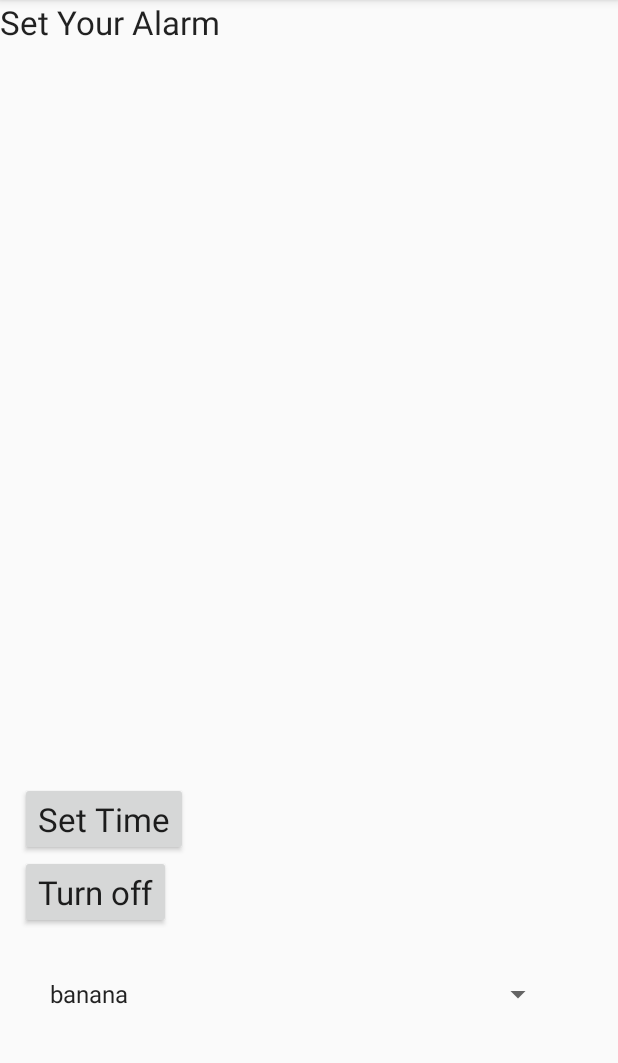
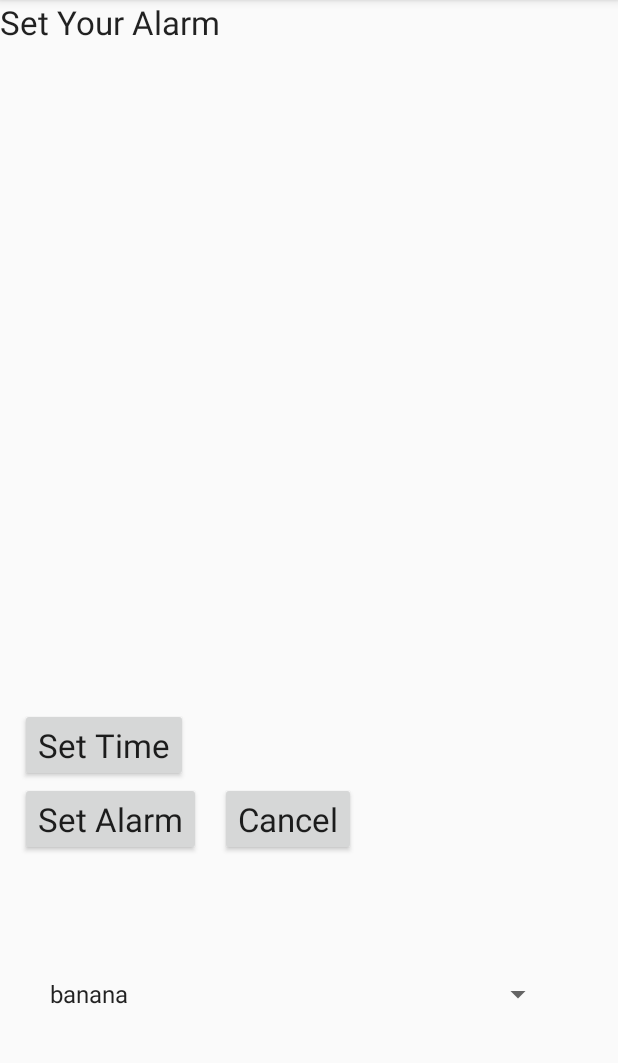
Before and after one commit to ricecakemonster/moivo, an Android app: the screen it shows after launch (MainActivity), on a phone screen of 412 x 824 dp, the part 84-1147 px from its top. Run offline under Robolectric (Android 15) with nearby library versions, the phone set to English and light mode, and no system bars.

Commit message:
set alarm time, set alarm, cancel alarm working.

```diff
--- a/app/src/main/AndroidManifest.xml
+++ b/app/src/main/AndroidManifest.xml
@@ -27,6 +27,10 @@
             android:enabled="true">
         </service>
 
+        <activity android:name=".PopUp"
+            android:theme="@style/AppTheme.CustomTheme">
+        </activity>
+
     </application>
 
 </manifest>
--- a/app/src/main/java/com/example/hyunji/moivo/MainActivity.java
+++ b/app/src/main/java/com/example/hyunji/moivo/MainActivity.java
@@ -6,23 +6,18 @@ import android.app.TimePickerDialog;
 import android.content.Context;
 import android.content.Intent;
 
-import java.util.Arrays;
 import java.util.Calendar;
-import android.os.Build;
+
 import android.support.v7.app.AppCompatActivity;
 import android.os.Bundle;
 import android.util.Log;
 import android.view.View;
 import android.widget.AdapterView;
 import android.widget.AdapterView.OnItemSelectedListener;
-import android.widget.ArrayAdapter;
 import android.widget.Button;
 import android.widget.Spinner;
 import android.widget.TextView;
 import android.widget.TimePicker;
-import android.widget.Toast;
-
-import static android.R.attr.id;
 
 public class MainActivity extends AppCompatActivity {
 
@@ -33,6 +28,9 @@ public class MainActivity extends AppCompatActivity {
     private PendingIntent pendingIntent;
     private Spinner spinner;
     int selectedAlarmSound;
+    int hour;
+    int minute;
+    Calendar myCal;
 
 
     MainActivity inst;
@@ -45,15 +43,10 @@ public class MainActivity extends AppCompatActivity {
         setContentView(R.layout.activity_main);
 
         this.context = this;
-        alarmManager = (AlarmManager) getSystemService(ALARM_SERVICE);
+
         updateText = (TextView) findViewById(R.id.updateText);
 
-        final Calendar myCal = Calendar.getInstance();
-
-        final Intent myIntent = new Intent(MainActivity.this, AlarmReceiver.class);
-
         spinner = (Spinner) findViewById(R.id.spinner);
-
 
         spinner.setOnItemSelectedListener(new OnItemSelectedListener(){
 
@@ -70,18 +63,15 @@ public class MainActivity extends AppCompatActivity {
 
         });
 
+        alarmManager = (AlarmManager) getSystemService(ALARM_SERVICE);
 
-        Button alarmOn = (Button) findViewById(R.id.alarmOn);
+        myCal = Calendar.getInstance();
 
+        Button setTime = (Button) findViewById(R.id.setTime);
 
-
-        alarmOn.setOnClickListener(new View.OnClickListener(){
-
+        setTime.setOnClickListener(new View.OnClickListener() {
             @Override
             public void onClick(View view) {
-
-                int hour = myCal.get(Calendar.HOUR_OF_DAY);
-                int minute = myCal.get(Calendar.MINUTE);
 
 
                 TimePickerDialog.OnTimeSetListener myTimeListener = new TimePickerDialog.OnTimeSetListener(){
@@ -91,32 +81,29 @@ public class MainActivity extends AppCompatActivity {
                             myCal.set(Calendar.HOUR_OF_DAY, hourOfDay);
                             myCal.set(Calendar.MINUTE, minute);
                         }
+                        showTime("Time Selected: ");
+
                     }
                 };
 
                 TimePickerDialog timePickerDialog = new TimePickerDialog(context, 1, myTimeListener, hour, minute, false);
-                timePickerDialog.setTitle("Choose hour:");
+                timePickerDialog.setTitle("Choose Time:");
                 timePickerDialog.show();
 
+            }
+        });
 
 
-                String hourString = String.valueOf(hour);
-                String minuteString = String.valueOf(minute);
+        final Intent myIntent = new Intent(MainActivity.this, AlarmReceiver.class);
 
-                String amPm = "AM";
-                // convert 24 hour time to 12 hour time
-                if (hour > 12) {
-                    hourString = String.valueOf(hour - 12);
-                    amPm = "PM";
-                }
+        Button alarmOn = (Button) findViewById(R.id.alarmOn);
 
-                if (minute < 10) {
-                    minuteString = "0" + String.valueOf(minute);
-                }
+        alarmOn.setOnClickListener(new View.OnClickListener(){
 
+            @Override
+            public void onClick(View view) {
 
-
-                setAlarmText("Alarm set to" + hourString + ":" + minuteString + amPm);
+                showTime("Alarm set for ");
 
                 myIntent.putExtra("onOff", "alarm on");
 
@@ -128,36 +115,47 @@ public class MainActivity extends AppCompatActivity {
                 pendingIntent = PendingIntent.getBroadcast(MainActivity.this, 0,
                         myIntent, PendingIntent.FLAG_UPDATE_CURRENT);
 
+
                 alarmManager.set(AlarmManager.RTC_WAKEUP, myCal.getTimeInMillis(), pendingIntent);
-
-
 
             }
         });
 
-        Button alarmOff = (Button) findViewById(R.id.alarmOff);
+        Button cancelAlarm = (Button) findViewById(R.id.cancelAlarm);
 
-        alarmOff.setOnClickListener(new View.OnClickListener(){
-
+        cancelAlarm.setOnClickListener(new View.OnClickListener() {
             @Override
             public void onClick(View view) {
-                setAlarmText("Alarm off!");
                 alarmManager.cancel(pendingIntent);
-
-                myIntent.putExtra("onOff", "alarm off");
-
-                myIntent.putExtra("soundChoice", selectedAlarmSound);
-
-                sendBroadcast(myIntent);
+                showTime("Alarm Canceled for ");
             }
         });
-
-
     }
 
     private void setAlarmText(String s) {
         updateText.setText((s));
     }
 
+    private void showTime(String s){
 
+        hour = myCal.get(Calendar.HOUR_OF_DAY);
+        minute = myCal.get(Calendar.MINUTE);
+
+        String hourString = String.valueOf(hour);
+        String minuteString = String.valueOf(minute);
+
+        String amPm = "AM";
+        // convert 24 hour time to 12 hour time
+        if (hour > 12) {
+            hourString = String.valueOf(hour - 12);
+            amPm = "PM";
+        }
+
+        if (minute < 10) {
+            minuteString = "0" + String.valueOf(minute);
+        }
+
+        setAlarmText(s + hourString + ":" + minuteString + amPm);
+
+    }
 }
--- a/app/src/main/res/layout/activity_main.xml
+++ b/app/src/main/res/layout/activity_main.xml
@@ -18,24 +18,36 @@
         android:layout_marginLeft="13dp"
         android:layout_marginStart="13dp"
         android:onClick=""
-        android:text="Set Time"
+        android:text="Set Alarm"
         android:textAppearance="?android:attr/textAppearanceLarge"
         app:layout_constraintHorizontal_bias="0.0"
         app:layout_constraintLeft_toLeftOf="parent"
-        app:layout_constraintRight_toLeftOf="@+id/alarmOff" />
+        app:layout_constraintRight_toLeftOf="@+id/setTime" />
 
     <Button
-        android:id="@+id/alarmOff"
+        android:id="@+id/setTime"
         android:layout_width="wrap_content"
         android:layout_height="wrap_content"
-        android:text="Turn off"
+        android:text="Set Time"
         android:textAppearance="?android:attr/textAppearanceLarge"
+        app:layout_constraintTop_toBottomOf="@+id/alarmOn"
         tools:layout_editor_absoluteX="179dp"
+        android:layout_above="@+id/alarmOn"
+        android:layout_alignLeft="@+id/alarmOn"
+        android:layout_alignStart="@+id/alarmOn" />
+
+    <Button
+        android:id="@+id/cancelAlarm"
+        android:layout_width="wrap_content"
+        android:layout_height="wrap_content"
+        android:text="Cancel"
+        android:textAppearance="?android:attr/textAppearanceLarge"
         app:layout_constraintTop_toBottomOf="@+id/alarmOn"
-        android:layout_above="@+id/spinner"
-        android:layout_alignLeft="@+id/alarmOn"
-        android:layout_alignStart="@+id/alarmOn"
-        android:layout_marginBottom="13dp" />
+        tools:layout_editor_absoluteX="179dp"
+        android:layout_alignBaseline="@+id/alarmOn"
+        android:layout_alignBottom="@+id/alarmOn"
+        android:layout_toRightOf="@+id/updateText"
+        android:layout_toEndOf="@+id/updateText" />
 
     <TextView
         android:id="@+id/updateText"
@@ -44,7 +56,7 @@
         android:text="Set Your Alarm"
         android:textAppearance="?android:attr/textAppearanceLarge"
         tools:layout_editor_absoluteX="6dp"
-        app:layout_constraintTop_toBottomOf="@+id/alarmOff" />
+        app:layout_constraintTop_toBottomOf="@+id/setTime" />
 
     <Spinner
         android:id="@+id/spinner"
--- a/app/src/main/res/values/styles.xml
+++ b/app/src/main/res/values/styles.xml
@@ -8,4 +8,9 @@
         <item name="colorAccent">@color/colorAccent</item>
     </style>
 
+    <style name="AppTheme.CustomTheme">
+        <item name="android:windowIsTranslucent">true</item>
+        <item name="android:windowSwipeToDismiss">true</item>
+    </style>
+
 </resources>
```
Also changed, not shown: app/src/main/java/com/example/hyunji/moivo/AlarmSoundService.java (+11 -4 lines), app/src/main/java/com/example/hyunji/moivo/PopUp.java (added, +31 -0 lines), app/src/main/res/layout/popup.xml (added, +28 -0 lines), 1 other file.
